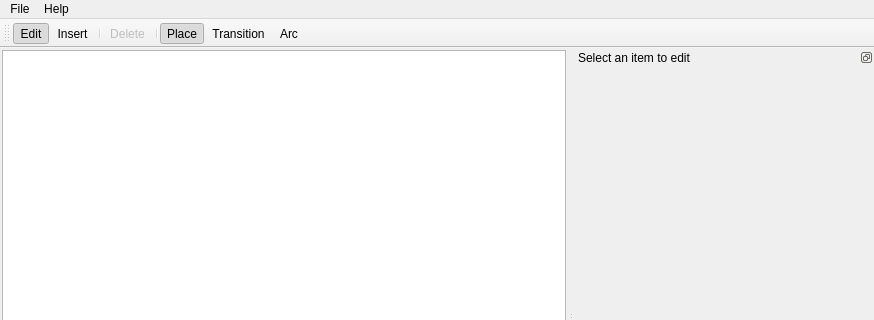
First picture: the form in src/ui/main_window.ui, repository KrivanTomas/icp2026-petri-net, before the edit; both pictures show x 0 to 874 and y 0 to 320 of the 874 by 593 pixel window.
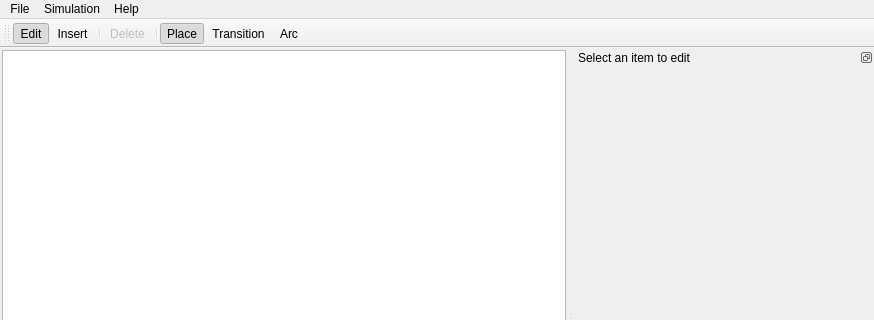
Second picture: the form after the edit. Icons and pictures are not drawn.

```diff
--- a/src/ui/main_window.ui
+++ b/src/ui/main_window.ui
@@ -154,7 +154,14 @@
     </property>
     <addaction name="actionAbout"/>
    </widget>
+   <widget class="QMenu" name="menuSimulation">
+    <property name="title">
+     <string>Simulation</string>
+    </property>
+    <addaction name="actionStart"/>
+   </widget>
    <addaction name="menuFile"/>
+   <addaction name="menuSimulation"/>
    <addaction name="menuHelp"/>
   </widget>
   <action name="actionNew">
```
Left out of the diff: 5 changed lines with no effect on the pictures.
